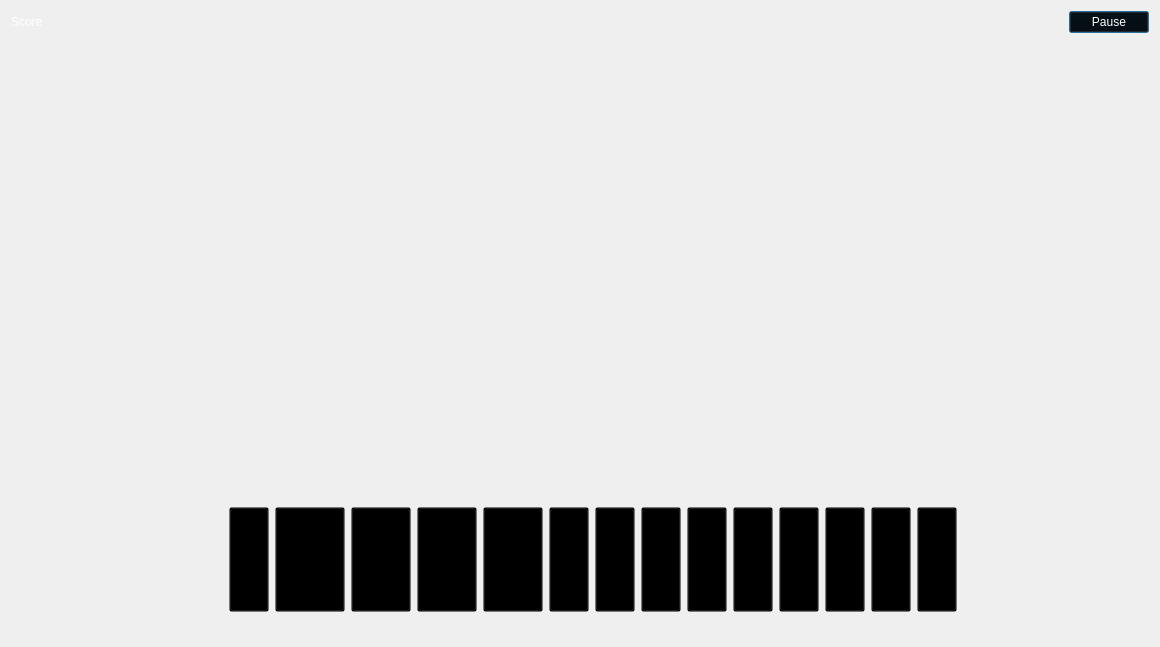
First picture: the form in SkullKing/Game/game.ui, repository danialmd81/skull-king, before the edit.
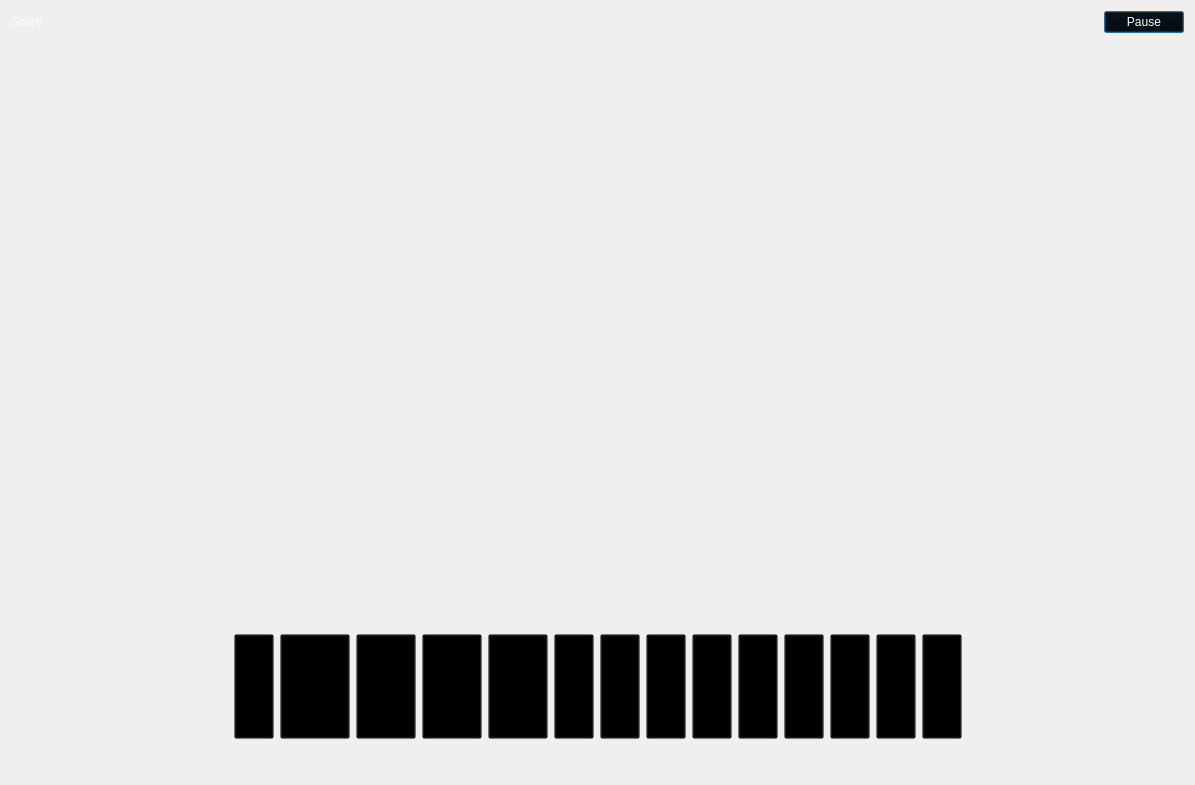
Second picture: the form after the edit. Icons and pictures are not drawn.

Commit message: GameStart almost completed. StartRound stareted.

Patch:
```diff
--- a/SkullKing/Game/game.ui
+++ b/SkullKing/Game/game.ui
@@ -6,8 +6,8 @@
    <rect>
     <x>0</x>
     <y>0</y>
-    <width>1160</width>
-    <height>647</height>
+    <width>1195</width>
+    <height>785</height>
    </rect>
   </property>
   <property name="sizePolicy">
@@ -29,9 +29,49 @@
 color: rgb(255, 0, 0);
 </string>
   </property>
-  <layout class="QGridLayout" name="gridLayout_2">
+  <layout class="QGridLayout" name="gridLayout">
+   <item row="0" column="0">
+    <layout class="QHBoxLayout" name="horizontalLayout_2">
+     <item>
+      <widget class="QLabel" name="label_2">
+       <property name="styleSheet">
+        <string notr="true">border-image: url(:/Pictures/Game/Background.png);
+background: transparent;
+color: rgb(255, 255, 255);</string>
+       </property>
+       <property name="text">
+        <string>Score</string>
+       </property>
+      </widget>
+     </item>
+     <item>
+      <widget class="QLabel" name="ScoreLabel">
+       <property name="styleSheet">
+        <string notr="true">border-image: url(:/Pictures/Game/Background.png);
+background: transparent;</string>
+       </property>
+       <property name="text">
+        <string/>
+       </property>
+      </widget>
+     </item>
+     <item>
+      <spacer name="horizontalSpacer_6">
+       <property name="orientation">
+        <enum>Qt::Horizontal</enum>
+       </property>
+       <property name="sizeHint" stdset="0">
+        <size>
+         <width>40</width>
+         <height>20</height>
+        </size>
+       </property>
+      </spacer>
+     </item>
+    </layout>
+   </item>
    <item row="0" column="1">
-    <layout class="QHBoxLayout" name="horizontalLayout_6">
+    <layout class="QHBoxLayout" name="horizontalLayout_5">
      <item>
       <spacer name="horizontalSpacer_5">
        <property name="orientation">
@@ -258,73 +298,45 @@
      </item>
     </layout>
    </item>
-   <item row="0" column="0">
-    <layout class="QHBoxLayout" name="horizontalLayout_2">
-     <item>
-      <widget class="QLabel" name="label_2">
-       <property name="styleSheet">
-        <string notr="true">border-image: url(:/Pictures/Game/Background.png);
-background: transparent;
-color: rgb(255, 255, 255);</string>
-       </property>
-       <property name="text">
-        <string>Score</string>
-       </property>
-      </widget>
-     </item>
-     <item>
-      <widget class="QLabel" name="ScoreLabel">
-       <property name="styleSheet">
-        <string notr="true">border-image: url(:/Pictures/Game/Background.png);
-background: transparent;</string>
-       </property>
-       <property name="text">
-        <string/>
-       </property>
-      </widget>
-     </item>
-     <item>
-      <spacer name="horizontalSpacer_6">
-       <property name="orientation">
-        <enum>Qt::Horizontal</enum>
-       </property>
-       <property name="sizeHint" stdset="0">
-        <size>
-         <width>40</width>
-         <height>20</height>
-        </size>
-       </property>
-      </spacer>
-     </item>
-    </layout>
-   </item>
    <item row="1" column="0" colspan="2">
     <widget class="QFrame" name="PlayBox">
-     <property name="autoFillBackground">
-      <bool>false</bool>
-     </property>
      <property name="styleSheet">
       <string notr="true">border-image: url(:/Resource/Game/Background.png);</string>
      </property>
-     <layout class="QGridLayout" name="gridLayout">
-      <item row="0" column="0">
-       <layout class="QHBoxLayout" name="horizontalLayout">
-        <item>
-         <spacer name="horizontalSpacer_7">
-          <property name="orientation">
-           <enum>Qt::Horizontal</enum>
-          </property>
-          <property name="sizeHint" stdset="0">
-           <size>
-            <width>40</width>
-            <height>20</height>
-           </size>
-          </property>
-         </spacer>
-        </item>
-        <item>
          <layout class="QVBoxLayout" name="verticalLayout_4">
           <item>
+       <layout class="QHBoxLayout" name="horizontalLayout_9">
+        <item>
+         <spacer name="horizontalSpacer_12">
+          <property name="orientation">
+           <enum>Qt::Horizontal</enum>
+          </property>
+          <property name="sizeHint" stdset="0">
+           <size>
+            <width>40</width>
+            <height>20</height>
+           </size>
+          </property>
+         </spacer>
+        </item>
+        <item>
+         <layout class="QVBoxLayout" name="verticalLayout_3">
+          <item>
+           <layout class="QHBoxLayout" name="horizontalLayout_8">
+            <item>
+             <spacer name="horizontalSpacer_7">
+              <property name="orientation">
+               <enum>Qt::Horizontal</enum>
+              </property>
+              <property name="sizeHint" stdset="0">
+               <size>
+                <width>40</width>
+                <height>20</height>
+               </size>
+              </property>
+             </spacer>
+            </item>
+            <item>
            <widget class="QLabel" name="OpponentName">
             <property name="styleSheet">
              <string notr="true">border-image: url(:/Pictures/Game/Background.png);
@@ -336,20 +348,22 @@
            </widget>
           </item>
           <item>
-           <spacer name="verticalSpacer_4">
+             <spacer name="horizontalSpacer_11">
             <property name="orientation">
-             <enum>Qt::Vertical</enum>
+               <enum>Qt::Horizontal</enum>
             </property>
             <property name="sizeHint" stdset="0">
              <size>
-              <width>20</width>
-              <height>40</height>
+                <width>40</width>
+                <height>20</height>
              </size>
             </property>
            </spacer>
           </item>
          </layout>
         </item>
+          <item>
+           <layout class="QHBoxLayout" name="horizontalLayout">
         <item>
          <widget class="QLabel" name="BackCard_1">
           <property name="minimumSize">
@@ -672,8 +686,12 @@
           </property>
          </widget>
         </item>
+           </layout>
+          </item>
+         </layout>
+        </item>
         <item>
-         <spacer name="horizontalSpacer_8">
+         <spacer name="horizontalSpacer_13">
           <property name="orientation">
            <enum>Qt::Horizontal</enum>
           </property>
@@ -687,7 +705,7 @@
         </item>
        </layout>
       </item>
-      <item row="1" column="0">
+      <item>
        <layout class="QHBoxLayout" name="horizontalLayout_4">
         <item>
          <spacer name="horizontalSpacer_3">
@@ -732,8 +750,7 @@
              </size>
             </property>
             <property name="styleSheet">
-             <string notr="true">border-image: url(:/Pictures/Game/Background.png);
-background: transparent;</string>
+             <string notr="true">border-image: none;</string>
             </property>
             <property name="text">
              <string/>
@@ -755,8 +772,7 @@
              </size>
             </property>
             <property name="styleSheet">
-             <string notr="true">border-image: url(:/Pictures/Game/Background.png);
-background: transparent;</string>
+             <string notr="true">border-image: none;</string>
             </property>
             <property name="text">
              <string/>
@@ -793,8 +809,8 @@
         </item>
        </layout>
       </item>
-      <item row="2" column="0">
-       <layout class="QHBoxLayout" name="horizontalLayout_3">
+      <item>
+       <layout class="QHBoxLayout" name="horizontalLayout_7">
         <item>
          <spacer name="horizontalSpacer_9">
           <property name="orientation">
@@ -809,33 +825,9 @@
          </spacer>
         </item>
         <item>
-         <layout class="QVBoxLayout" name="verticalLayout_3">
+         <layout class="QVBoxLayout" name="verticalLayout_2">
           <item>
-           <widget class="QLabel" name="KingName">
-            <property name="styleSheet">
-             <string notr="true">border-image: url(:/Pictures/Game/Background.png);
-background: transparent;</string>
-            </property>
-            <property name="text">
-             <string/>
-            </property>
-           </widget>
-          </item>
-          <item>
-           <spacer name="verticalSpacer">
-            <property name="orientation">
-             <enum>Qt::Vertical</enum>
-            </property>
-            <property name="sizeHint" stdset="0">
-             <size>
-              <width>20</width>
-              <height>40</height>
-             </size>
-            </property>
-           </spacer>
-          </item>
-         </layout>
-        </item>
+           <layout class="QHBoxLayout" name="horizontalLayout_3">
         <item>
          <widget class="QPushButton" name="Card1">
           <property name="sizePolicy">
@@ -1106,6 +1098,51 @@
            <string/>
           </property>
          </widget>
+            </item>
+           </layout>
+          </item>
+          <item>
+           <layout class="QHBoxLayout" name="horizontalLayout_6">
+            <item>
+             <spacer name="horizontalSpacer">
+              <property name="orientation">
+               <enum>Qt::Horizontal</enum>
+              </property>
+              <property name="sizeHint" stdset="0">
+               <size>
+                <width>40</width>
+                <height>20</height>
+               </size>
+              </property>
+             </spacer>
+            </item>
+            <item>
+             <widget class="QLabel" name="KingName">
+              <property name="styleSheet">
+               <string notr="true">border-image: url(:/Pictures/Game/Background.png);
+background: transparent;</string>
+              </property>
+              <property name="text">
+               <string/>
+              </property>
+             </widget>
+            </item>
+            <item>
+             <spacer name="horizontalSpacer_2">
+              <property name="orientation">
+               <enum>Qt::Horizontal</enum>
+              </property>
+              <property name="sizeHint" stdset="0">
+               <size>
+                <width>40</width>
+                <height>20</height>
+               </size>
+              </property>
+             </spacer>
+            </item>
+           </layout>
+          </item>
+         </layout>
         </item>
         <item>
          <spacer name="horizontalSpacer_10">
```
Lines whose indentation alone changed are shown as unchanged. The commit also changes 5 other files.
